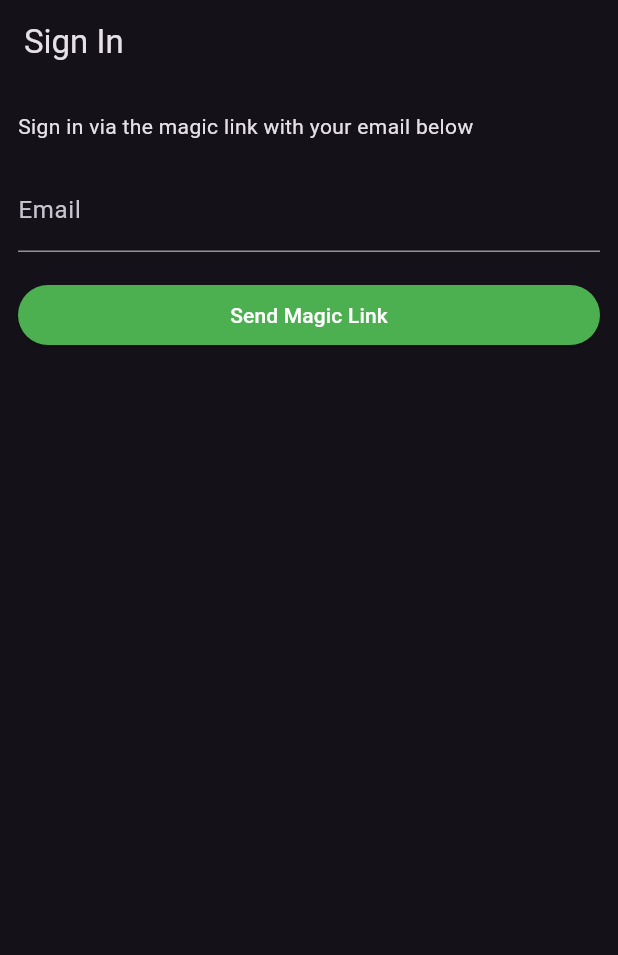
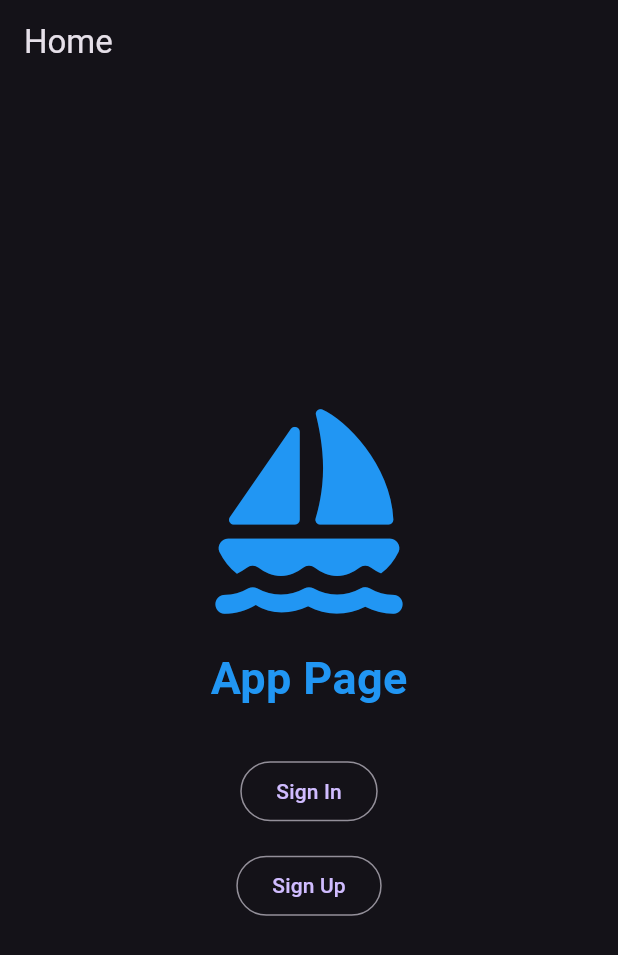
Before and after one commit to robnmrz/recipeapp, a Flutter app: the screen it shows after launch, on a phone screen of 412 x 824 dp. Shown: the top 955 px of the screen. Run offline on Flutter 3.47's test engine with Material 3 defaults, Android fonts, the phone set to English and light mode, and no system bars; our stand-ins replace supabase_flutter; accounts and stored records are empty.

```diff
--- a/lib/main.dart
+++ b/lib/main.dart
@@ -1,10 +1,15 @@
 import 'package:flutter/material.dart';
-import 'package:recipe_app/pages/account_page.dart';
-import 'package:recipe_app/pages/login_page.dart';
+import 'package:recipe_app/pages/app_page.dart';
+import 'package:recipe_app/pages/home.dart';
+import 'package:recipe_app/pages/signin.dart';
+import 'package:recipe_app/pages/signup.dart';
 import 'package:recipe_app/secrets.dart';
+import 'package:recipe_app/utils/constants.dart';
 import 'package:supabase_flutter/supabase_flutter.dart';
 
 Future<void> main() async {
+  WidgetsFlutterBinding.ensureInitialized();
+
   await Supabase.initialize(
     url: supaBaseUrl,
     anonKey: supaBaseKey,
@@ -38,22 +43,29 @@ class MyApp extends StatelessWidget {
           ),
         ),
       ),
-      home: supabase.auth.currentSession == null
-          ? const LoginPage()
-          : const AccountPage(),
+      initialRoute: client.auth.currentSession != null ? 'appapge' : '/',
+      routes: {
+        '/': (context) => const HomePage(),
+        '/signup': (context) => const SignUp(),
+        '/signin': (context) => const SignIn(),
+        '/apppage': (context) => const AppPage(),
+      },
+      // home: supabase.auth.currentSession == null
+      //     ? const LoginPage()
+      //     : const AccountPage(),
     );
   }
 }
 
-extension ContextExtension on BuildContext {
-  void showSnackBar(String message, {bool isError = false}) {
-    ScaffoldMessenger.of(this).showSnackBar(
-      SnackBar(
-        content: Text(message),
-        backgroundColor: isError
-            ? Theme.of(this).colorScheme.error
-            : Theme.of(this).snackBarTheme.backgroundColor,
-      ),
-    );
-  }
-}
+// extension ContextExtension on BuildContext {
+//   void showSnackBar(String message, {bool isError = false}) {
+//     ScaffoldMessenger.of(this).showSnackBar(
+//       SnackBar(
+//         content: Text(message),
+//         backgroundColor: isError
+//             ? Theme.of(this).colorScheme.error
+//             : Theme.of(this).snackBarTheme.backgroundColor,
+//       ),
+//     );
+//   }
+// }
--- /dev/null
+++ b/lib/pages/home.dart
@@ -0,0 +1,57 @@
+import 'package:flutter/material.dart';
+import 'package:recipe_app/utils/constants.dart';
+
+class HomePage extends StatefulWidget {
+  const HomePage({super.key});
+
+  @override
+  State<HomePage> createState() => _HomePageState();
+}
+
+class _HomePageState extends State<HomePage> {
+  @override
+  Widget build(BuildContext context) {
+    return Scaffold(
+      appBar: AppBar(
+        title: const Text('Home'),
+      ),
+      body: Center(
+        child: Column(
+          mainAxisAlignment: MainAxisAlignment.center,
+          children: [
+            // Icon
+            const Icon(Icons.sailing_rounded, size: 150, color: Colors.blue),
+            smallGap,
+
+            // Text
+            const Text(
+              'App Page',
+              style: TextStyle(
+                fontSize: 30,
+                fontWeight: FontWeight.bold,
+                color: Colors.blue,
+              ),
+            ),
+            largeGap,
+
+            // Sig In Button,
+            OutlinedButton(
+                onPressed: () {
+                  Navigator.pushNamed(context, '/signin');
+                },
+                child: const Text('Sign In')),
+
+            smallGap,
+
+            // Sign Up Button
+            OutlinedButton(
+                onPressed: () {
+                  Navigator.pushNamed(context, '/signup');
+                },
+                child: const Text('Sign Up')),
+          ],
+        ),
+      ),
+    );
+  }
+}
--- a/lib/pages/login_page.dart
+++ /dev/null
@@ -1,105 +0,0 @@
-import 'dart:async';
-
-import 'package:flutter/foundation.dart';
-import 'package:flutter/material.dart';
-import 'package:recipe_app/main.dart';
-import 'package:recipe_app/pages/account_page.dart';
-import 'package:supabase_flutter/supabase_flutter.dart';
-
-class LoginPage extends StatefulWidget {
-  const LoginPage({super.key});
-
-  @override
-  State<LoginPage> createState() => _LoginPageState();
-}
-
-class _LoginPageState extends State<LoginPage> {
-  bool _isLoading = false;
-  bool _redirecting = false;
-  late final TextEditingController _emailController = TextEditingController();
-  late final StreamSubscription<AuthState> _authStateSubscription;
-
-  Future<void> _signIn() async {
-    try {
-      setState(() {
-        _isLoading = true;
-      });
-      await supabase.auth.signInWithOtp(
-        email: _emailController.text.trim(),
-        emailRedirectTo:
-            kIsWeb ? null : 'io.supabase.flutterquickstart://login-callback/',
-      );
-      if (mounted) {
-        context.showSnackBar('Check your email for a login link!');
-
-        _emailController.clear();
-      }
-    } on AuthException catch (error) {
-      if (mounted) context.showSnackBar(error.message, isError: true);
-    } catch (error) {
-      if (mounted) {
-        context.showSnackBar('Unexpected error occurred', isError: true);
-      }
-    } finally {
-      if (mounted) {
-        setState(() {
-          _isLoading = false;
-        });
-      }
-    }
-  }
-
-  @override
-  void initState() {
-    _authStateSubscription = supabase.auth.onAuthStateChange.listen(
-      (data) {
-        if (_redirecting) return;
-        final session = data.session;
-        if (session != null) {
-          _redirecting = true;
-          Navigator.of(context).pushReplacement(
-            MaterialPageRoute(builder: (context) => const AccountPage()),
-          );
-        }
-      },
-      onError: (error) {
-        if (error is AuthException) {
-          context.showSnackBar(error.message, isError: true);
-        } else {
-          context.showSnackBar('Unexpected error occurred', isError: true);
-        }
-      },
-    );
-    super.initState();
-  }
-
-  @override
-  void dispose() {
-    _emailController.dispose();
-    _authStateSubscription.cancel();
-    super.dispose();
-  }
-
-  @override
-  Widget build(BuildContext context) {
-    return Scaffold(
-      appBar: AppBar(title: const Text('Sign In')),
-      body: ListView(
-        padding: const EdgeInsets.symmetric(vertical: 18, horizontal: 12),
-        children: [
-          const Text('Sign in via the magic link with your email below'),
-          const SizedBox(height: 18),
-          TextFormField(
-            controller: _emailController,
-            decoration: const InputDecoration(labelText: 'Email'),
-          ),
-          const SizedBox(height: 18),
-          ElevatedButton(
-            onPressed: _isLoading ? null : _signIn,
-            child: Text(_isLoading ? 'Sending...' : 'Send Magic Link'),
-          ),
-        ],
-      ),
-    );
-  }
-}
--- /dev/null
+++ b/lib/utils/constants.dart
@@ -0,0 +1,26 @@
+import 'package:flutter/material.dart';
+import 'package:supabase_flutter/supabase_flutter.dart';
+
+// supabase client
+final client = Supabase.instance.client;
+
+// small gap
+const smallGap = SizedBox(height: 15);
+
+// large gap
+const largeGap = SizedBox(height: 30);
+
+// custom SnackBar
+extension ShowSnackBar on BuildContext {
+  void showErrorMessage(String message) {
+    ScaffoldMessenger.of(this).showSnackBar(
+      SnackBar(
+        content: Text(
+          message,
+          style: const TextStyle(color: Colors.white),
+        ),
+        backgroundColor: Colors.red,
+      ),
+    );
+  }
+}
```
Also changed, not shown: lib/pages/account_page.dart (deleted, +0 -138 lines), lib/pages/app_page.dart (added, +50 -0 lines), lib/pages/signin.dart (added, +113 -0 lines), lib/pages/signup.dart (added, +124 -0 lines).
